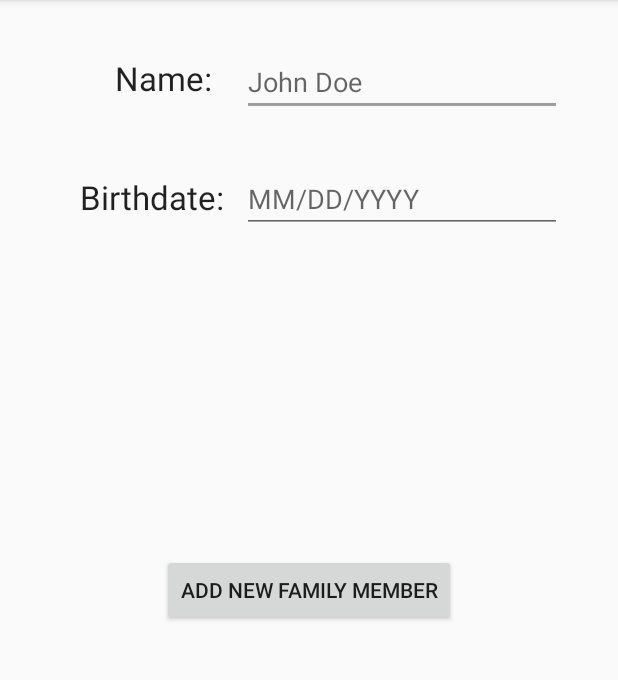
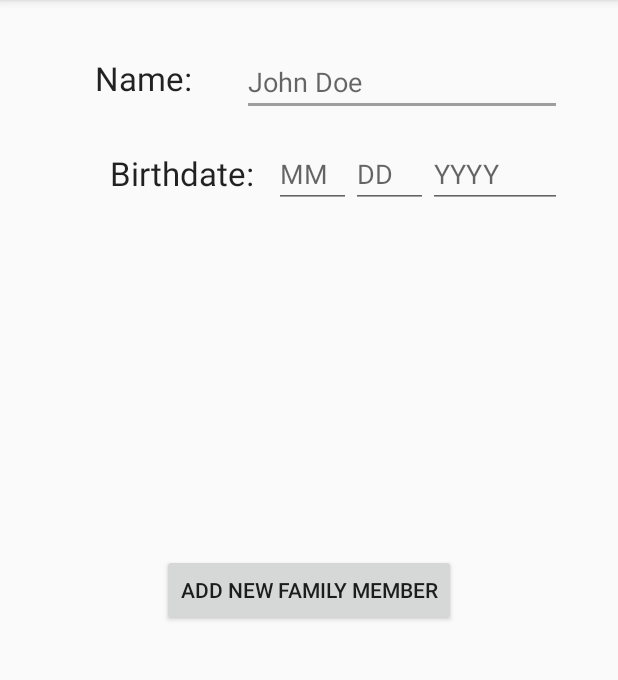
Before and after one commit to steele232/SiblingAgeTracker, an Android app: the AddFamilyMemberActivity screen opened directly, with no data from a screen before it, on a phone screen of 412 x 824 dp, the part 84-764 px from its top. Run offline under Robolectric (Android 15) with nearby library versions, the phone set to English and light mode, and no system bars.

Commit message:
fixed the layout for add new family member.

```diff
--- a/app/src/main/java/android/steele/siblingagetracker/AddFamilyMemberActivity.java
+++ b/app/src/main/java/android/steele/siblingagetracker/AddFamilyMemberActivity.java
@@ -23,11 +23,11 @@ public class AddFamilyMemberActivity extends AppCompatActivity implements View.O
         super.onCreate(savedInstanceState);
         setContentView(R.layout.activity_add_family_member);
 
-        Button button = (Button) findViewById(R.id.button);
+        Button button = (Button) findViewById(R.id.buttonSubmit);
         button.setOnClickListener(this);
 
         editName = (EditText) findViewById(R.id.editName);
-        editDate = (EditText) findViewById(R.id.editDate);
+//        editDate = (EditText) findViewById(R.id.editDate);
 
         /**
          * LISTENER FOR THE DATE TEXTBOX
@@ -37,31 +37,31 @@ public class AddFamilyMemberActivity extends AppCompatActivity implements View.O
         // and the app fills in the separators, and
         // https://github.com/codepath/android_guides/wiki/Basic-Event-Listeners
 
-        editDate.addTextChangedListener(new TextWatcher() {
-
-            @Override
-            public void beforeTextChanged(CharSequence s, int start, int count, int after) {
-                Log.d("editDate OnTextChanged", "BLAH BLAH1");
-
-            }
-
-            @Override
-            public void onTextChanged(CharSequence s, int start, int before, int count) {
-                // IF THE TEXT CHANGES THEN CALL setChangeDue WHICH DISPLAYS CHANGE DUE
-                // ON THE PAGE
-
-                if (s.subSequence(s.length() - 1, s.length()).toString().equals("-")) {
-                    augmentDateInput();
-                }
-                Log.d("editDate OnTextChanged", "Last Character: " + s.subSequence(s.length() - 1, s.length()));
-
-            }
-
-            @Override
-            public void afterTextChanged(Editable s) {
-                Log.d("editDate OnTextChanged", "BLAH BLAH2");
-            }
-        });
+//        editDate.addTextChangedListener(new TextWatcher() {
+//
+//            @Override
+//            public void beforeTextChanged(CharSequence s, int start, int count, int after) {
+//                Log.d("editDate OnTextChanged", "BLAH BLAH1");
+//
+//            }
+//
+//            @Override
+//            public void onTextChanged(CharSequence s, int start, int before, int count) {
+//                // IF THE TEXT CHANGES THEN CALL setChangeDue WHICH DISPLAYS CHANGE DUE
+//                // ON THE PAGE
+//
+//                if (s.subSequence(s.length() - 1, s.length()).toString().equals("-")) {
+//                    augmentDateInput();
+//                }
+//                Log.d("editDate OnTextChanged", "Last Character: " + s.subSequence(s.length() - 1, s.length()));
+//
+//            }
+//
+//            @Override
+//            public void afterTextChanged(Editable s) {
+//                Log.d("editDate OnTextChanged", "BLAH BLAH2");
+//            }
+//        });
     }
 
     @Override
--- a/app/src/main/res/layout/activity_add_family_member.xml
+++ b/app/src/main/res/layout/activity_add_family_member.xml
@@ -7,18 +7,18 @@
     tools:context="android.steele.siblingagetracker.AddFamilyMemberActivity">
 
     <Button
-        android:id="@+id/button"
+        android:id="@+id/buttonSubmit"
         android:layout_width="wrap_content"
         android:layout_height="wrap_content"
+        android:layout_marginEnd="8dp"
         android:layout_marginLeft="8dp"
         android:layout_marginRight="8dp"
+        android:layout_marginStart="8dp"
         android:layout_marginTop="369dp"
         android:text="Add New Family Member"
         app:layout_constraintLeft_toLeftOf="parent"
         app:layout_constraintRight_toRightOf="parent"
-        app:layout_constraintTop_toTopOf="parent"
-        android:layout_marginStart="8dp"
-        android:layout_marginEnd="8dp" />
+        app:layout_constraintTop_toTopOf="parent" />
 
     <EditText
         android:id="@+id/editName"
@@ -33,25 +33,23 @@
         android:layout_marginRight="37dp" />
 
     <TextView
-        android:id="@+id/textView2"
-        android:layout_width="105dp"
-        android:layout_height="43dp"
-        android:layout_marginLeft="46dp"
-        android:layout_marginRight="8dp"
-        android:layout_marginTop="110dp"
+        android:id="@+id/textBday"
+        android:layout_width="117dp"
+        android:layout_height="40dp"
+        android:layout_marginLeft="0dp"
+        android:layout_marginTop="95dp"
         android:gravity="center"
         android:text="Birthdate:"
         android:textAlignment="center"
         android:textAppearance="@android:style/TextAppearance.Large"
         app:layout_constraintLeft_toLeftOf="parent"
-        app:layout_constraintRight_toLeftOf="@+id/editDate"
         app:layout_constraintTop_toTopOf="parent"
-        tools:layout_editor_absoluteY="103dp"
-        tools:layout_editor_absoluteX="19dp"
-        app:layout_constraintHorizontal_bias="1.0" />
+        app:layout_constraintRight_toLeftOf="@+id/editMonth"
+        android:layout_marginRight="0dp"
+        app:layout_constraintHorizontal_bias="0.948" />
 
     <TextView
-        android:id="@+id/textView3"
+        android:id="@+id/textName"
         android:layout_width="77dp"
         android:layout_height="40dp"
         android:layout_marginTop="32dp"
@@ -59,20 +57,45 @@
         android:text="Name:"
         android:textAlignment="center"
         android:textAppearance="@android:style/TextAppearance.Large"
-        app:layout_constraintHorizontal_bias="0.836"
+        app:layout_constraintHorizontal_bias="0.672"
         app:layout_constraintLeft_toLeftOf="parent"
         app:layout_constraintRight_toLeftOf="@+id/editName"
         app:layout_constraintTop_toTopOf="parent" />
 
     <EditText
-        android:id="@+id/editDate"
-        android:layout_width="wrap_content"
-        android:layout_height="wrap_content"
+        android:id="@+id/editDay"
+        android:layout_width="51dp"
+        android:layout_height="41dp"
+        android:ems="10"
+        android:hint="DD"
+        android:inputType="number"
+        android:layout_marginTop="20dp"
+        app:layout_constraintTop_toBottomOf="@+id/editName"
+        app:layout_constraintRight_toLeftOf="@+id/editYear"
+        android:layout_marginRight="0dp" />
+
+    <EditText
+        android:id="@+id/editYear"
+        android:layout_width="89dp"
+        android:layout_height="41dp"
+        android:ems="10"
+        android:hint="YYYY"
+        android:inputType="number"
+        android:layout_marginTop="20dp"
+        app:layout_constraintTop_toBottomOf="@+id/editName"
         android:layout_marginRight="37dp"
-        android:layout_marginTop="110dp"
+        app:layout_constraintRight_toRightOf="parent" />
+
+    <EditText
+        android:id="@+id/editMonth"
+        android:layout_width="51dp"
+        android:layout_height="41dp"
         android:ems="10"
-        android:hint="MM/DD/YYYY"
-        android:inputType="date"
-        app:layout_constraintRight_toRightOf="parent"
-        app:layout_constraintTop_toTopOf="parent" />
+        android:hint="MM"
+        android:inputType="number"
+        android:layout_marginTop="20dp"
+        app:layout_constraintTop_toBottomOf="@+id/editName"
+        app:layout_constraintRight_toLeftOf="@+id/editDay"
+        android:layout_marginRight="0dp" />
+
 </android.support.constraint.ConstraintLayout>
```
